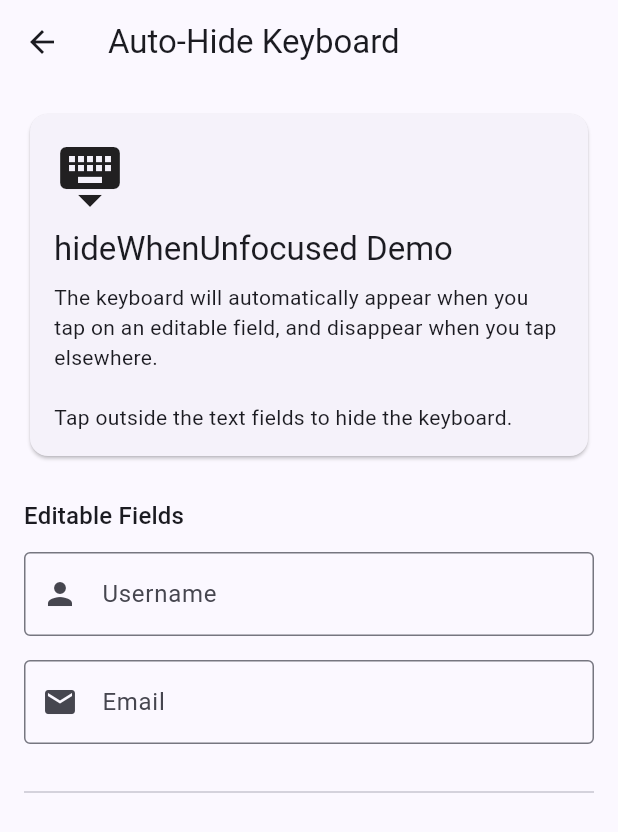
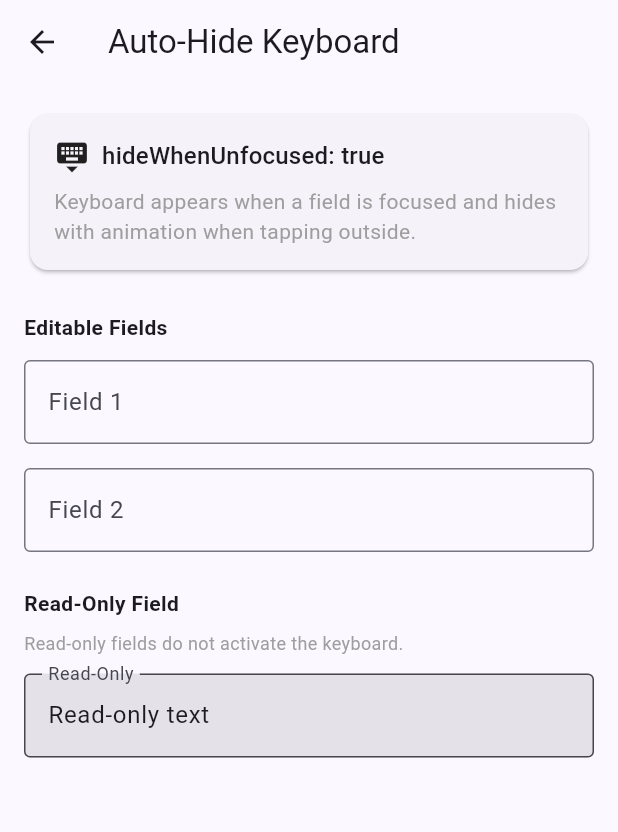
Before and after one commit to Masum-MSNR/virtual_keypad, a Flutter app: the screen it shows after launch, after a tap on "Auto-Hide Keyboard", on a phone screen of 412 x 824 dp. Shown: the top 832 px of the screen. Run offline on Flutter 3.47's test engine with Material 3 defaults, Android fonts, the light colour scheme and no system bars.

Commit message:
Clean up example app - Organize home page with Examples and Features sections - Simplify all example screens with minimal code - Add clear UI guides for each feature - Remove redundant styling and comments

```diff
--- a/example/lib/main.dart
+++ b/example/lib/main.dart
@@ -7,131 +7,131 @@ import 'screens/multiline_text_example.dart';
 import 'screens/auto_hide_keyboard_example.dart';
 
 void main() {
-  runApp(const VirtualKeypadExampleApp());
+  runApp(const ExampleApp());
 }
 
-class VirtualKeypadExampleApp extends StatelessWidget {
-  const VirtualKeypadExampleApp({super.key});
+class ExampleApp extends StatelessWidget {
+  const ExampleApp({super.key});
 
   @override
   Widget build(BuildContext context) {
     return MaterialApp(
-      title: 'Virtual Keypad Example',
+      title: 'Virtual Keypad Examples',
       debugShowCheckedModeBanner: false,
       theme: ThemeData(
         colorScheme: ColorScheme.fromSeed(seedColor: Colors.indigo),
         useMaterial3: true,
       ),
-      darkTheme: ThemeData(
-        colorScheme: ColorScheme.fromSeed(
-          seedColor: Colors.indigo,
-          brightness: Brightness.dark,
-        ),
-        useMaterial3: true,
-      ),
-      home: const ExampleHomePage(),
+      home: const HomePage(),
     );
   }
 }
 
-class ExampleHomePage extends StatelessWidget {
-  const ExampleHomePage({super.key});
+class HomePage extends StatelessWidget {
+  const HomePage({super.key});
 
   @override
   Widget build(BuildContext context) {
     return Scaffold(
       appBar: AppBar(
-        title: const Text('Virtual Keypad Examples'),
+        title: const Text('Virtual Keypad'),
         centerTitle: true,
       ),
       body: ListView(
         padding: const EdgeInsets.all(16),
         children: [
-          _ExampleCard(
-            title: 'Password Entry',
-            subtitle: 'Secure PIN/password input with virtual keyboard',
-            icon: Icons.lock_outline,
-            onTap: () => Navigator.push(
-              context,
-              MaterialPageRoute(builder: (_) => const PasswordEntryExample()),
+          // Header
+          Padding(
+            padding: const EdgeInsets.only(bottom: 16),
+            child: Text(
+              'Examples',
+              style: Theme.of(context).textTheme.titleMedium?.copyWith(
+                    color: Colors.grey[600],
+                  ),
             ),
           ),
-          _ExampleCard(
+
+          // Basic Examples
+          _ExampleTile(
+            icon: Icons.dialpad,
             title: 'Numeric Input',
-            subtitle: 'Number pad for numeric input only',
-            icon: Icons.dialpad,
-            onTap: () => Navigator.push(
-              context,
-              MaterialPageRoute(builder: (_) => const NumericInputExample()),
+            subtitle: 'Number pad keyboard',
+            onTap: () => _navigate(context, const NumericInputExample()),
+          ),
+          _ExampleTile(
+            icon: Icons.lock_outline,
+            title: 'Password Entry',
+            subtitle: 'Obscured text input',
+            onTap: () => _navigate(context, const PasswordEntryExample()),
+          ),
+          _ExampleTile(
+            icon: Icons.article_outlined,
+            title: 'Multi-Field Form',
+            subtitle: 'Multiple fields, shared keyboard',
+            onTap: () => _navigate(context, const MultiFieldExample()),
+          ),
+          _ExampleTile(
+            icon: Icons.notes_outlined,
+            title: 'Multiline Text',
+            subtitle: 'Text area with auto-scroll',
+            onTap: () => _navigate(context, const MultilineTextExample()),
+          ),
+
+          const SizedBox(height: 24),
+          Padding(
+            padding: const EdgeInsets.only(bottom: 16),
+            child: Text(
+              'Features',
+              style: Theme.of(context).textTheme.titleMedium?.copyWith(
+                    color: Colors.grey[600],
+                  ),
             ),
           ),
-          _ExampleCard(
-            title: 'Multi-Field Form',
-            subtitle: 'Multiple text fields with shared keyboard',
-            icon: Icons.article_outlined,
-            onTap: () => Navigator.push(
-              context,
-              MaterialPageRoute(builder: (_) => const MultiFieldExample()),
-            ),
+
+          _ExampleTile(
+            icon: Icons.keyboard_hide_outlined,
+            title: 'Auto-Hide Keyboard',
+            subtitle: 'Shows/hides with animation',
+            onTap: () => _navigate(context, const AutoHideKeyboardExample()),
           ),
-          _ExampleCard(
+          _ExampleTile(
+            icon: Icons.palette_outlined,
             title: 'Custom Theme',
-            subtitle: 'Customized keyboard appearance',
-            icon: Icons.palette_outlined,
-            onTap: () => Navigator.push(
-              context,
-              MaterialPageRoute(builder: (_) => const CustomThemeExample()),
-            ),
-          ),
-          _ExampleCard(
-            title: 'Multiline Text',
-            subtitle: 'Multi-line text area with auto-scroll',
-            icon: Icons.notes_outlined,
-            onTap: () => Navigator.push(
-              context,
-              MaterialPageRoute(builder: (_) => const MultilineTextExample()),
-            ),
-          ),
-          _ExampleCard(
-            title: 'Auto-Hide Keyboard',
-            subtitle: 'Keyboard appears only when text field is focused',
-            icon: Icons.keyboard_hide_outlined,
-            onTap: () => Navigator.push(
-              context,
-              MaterialPageRoute(builder: (_) => const AutoHideKeyboardExample()),
-            ),
+            subtitle: 'Styled keyboard appearance',
+            onTap: () => _navigate(context, const CustomThemeExample()),
           ),
         ],
       ),
     );
   }
+
+  void _navigate(BuildContext context, Widget page) {
+    Navigator.push(context, MaterialPageRoute(builder: (_) => page));
+  }
 }
 
-class _ExampleCard extends StatelessWidget {
-  const _ExampleCard({
+class _ExampleTile extends StatelessWidget {
+  const _ExampleTile({
+    required this.icon,
     required this.title,
     required this.subtitle,
-    required this.icon,
     required this.onTap,
   });
 
+  final IconData icon;
   final String title;
   final String subtitle;
-  final IconData icon;
   final VoidCallback onTap;
 
   @override
   Widget build(BuildContext context) {
     return Card(
-      margin: const EdgeInsets.only(bottom: 12),
+      margin: const EdgeInsets.only(bottom: 8),
       child: ListTile(
-        leading: CircleAvatar(
-          backgroundColor: Theme.of(context).colorScheme.primaryContainer,
-          child: Icon(icon, color: Theme.of(context).colorScheme.primary),
-        ),
+        leading: Icon(icon, color: Theme.of(context).colorScheme.primary),
         title: Text(title),
-        subtitle: Text(subtitle),
-        trailing: const Icon(Icons.chevron_right),
+        subtitle: Text(subtitle, style: const TextStyle(fontSize: 12)),
+        trailing: const Icon(Icons.chevron_right, size: 20),
         onTap: onTap,
       ),
     );
--- a/example/lib/screens/auto_hide_keyboard_example.dart
+++ b/example/lib/screens/auto_hide_keyboard_example.dart
@@ -1,28 +1,23 @@
 import 'package:flutter/material.dart';
 import 'package:virtual_keypad/virtual_keypad.dart';
 
-/// Example: Auto-Hide Keyboard
-///
-/// Demonstrates the hideWhenUnfocused feature - keyboard only appears
-/// when a VirtualKeypadTextField is focused.
 class AutoHideKeyboardExample extends StatefulWidget {
   const AutoHideKeyboardExample({super.key});
 
   @override
-  State<AutoHideKeyboardExample> createState() =>
-      _AutoHideKeyboardExampleState();
+  State<AutoHideKeyboardExample> createState() => _AutoHideKeyboardExampleState();
 }
 
 class _AutoHideKeyboardExampleState extends State<AutoHideKeyboardExample> {
-  final _usernameController = VirtualKeypadController();
-  final _emailController = VirtualKeypadController();
-  final _displayController = VirtualKeypadController(text: 'Display only text');
+  final _field1 = VirtualKeypadController();
+  final _field2 = VirtualKeypadController();
+  final _readOnlyField = VirtualKeypadController(text: 'Read-only text');
 
   @override
   void dispose() {
-    _usernameController.dispose();
-    _emailController.dispose();
-    _displayController.dispose();
+    _field1.dispose();
+    _field2.dispose();
+    _readOnlyField.dispose();
     super.dispose();
   }
 
@@ -30,14 +25,11 @@ class _AutoHideKeyboardExampleState extends State<AutoHideKeyboardExample> {
   Widget build(BuildContext context) {
     return VirtualKeypadScope(
       child: Scaffold(
-        appBar: AppBar(
-          title: const Text('Auto-Hide Keyboard'),
-        ),
+        appBar: AppBar(title: const Text('Auto-Hide Keyboard')),
         body: Column(
           children: [
             Expanded(
               child: GestureDetector(
-                // Tap anywhere to unfocus and hide keyboard
                 onTap: () => FocusScope.of(context).unfocus(),
                 behavior: HitTestBehavior.opaque,
                 child: SingleChildScrollView(
@@ -51,89 +43,70 @@ class _AutoHideKeyboardExampleState extends State<AutoHideKeyboardExample> {
                           child: Column(
                             crossAxisAlignment: CrossAxisAlignment.start,
                             children: [
-                              const Icon(Icons.keyboard_hide, size: 48),
-                              const SizedBox(height: 12),
-                              Text(
-                                'hideWhenUnfocused Demo',
-                                style: Theme.of(context).textTheme.titleLarge,
+                              Row(
+                                children: [
+                                  const Icon(Icons.keyboard_hide, size: 24),
+                                  const SizedBox(width: 8),
+                                  Text(
+                                    'hideWhenUnfocused: true',
+                                    style: Theme.of(context).textTheme.titleMedium,
+                                  ),
+                                ],
                               ),
                               const SizedBox(height: 8),
                               const Text(
-                                'The keyboard will automatically appear when you '
-                                'tap on an editable field, and disappear when you '
-                                'tap elsewhere.\n\n'
-                                'Tap outside the text fields to hide the keyboard.',
+                                'Keyboard appears when a field is focused and '
+                                'hides with animation when tapping outside.',
+                                style: TextStyle(color: Colors.grey),
                               ),
                             ],
                           ),
                         ),
                       ),
                       const SizedBox(height: 24),
-
-                      // Editable field
-                      Text(
-                        'Editable Fields',
-                        style: Theme.of(context).textTheme.titleMedium,
-                      ),
+                      const Text('Editable Fields', style: TextStyle(fontWeight: FontWeight.bold)),
                       const SizedBox(height: 12),
                       VirtualKeypadTextField(
-                        controller: _usernameController,
+                        controller: _field1,
                         decoration: const InputDecoration(
-                          labelText: 'Username',
-                          hintText: 'Tap to focus and show keyboard',
-                          prefixIcon: Icon(Icons.person),
+                          labelText: 'Field 1',
+                          hintText: 'Tap to show keyboard',
                           border: OutlineInputBorder(),
                         ),
                       ),
                       const SizedBox(height: 16),
                       VirtualKeypadTextField(
-                        controller: _emailController,
+                        controller: _field2,
                         decoration: const InputDecoration(
-                          labelText: 'Email',
-                          hintText: 'Another editable field',
-                          prefixIcon: Icon(Icons.email),
+                          labelText: 'Field 2',
+                          hintText: 'Tap to show keyboard',
                           border: OutlineInputBorder(),
                         ),
                       ),
-
                       const SizedBox(height: 24),
-                      const Divider(),
-                      const SizedBox(height: 24),
-
-                      // Read-only field (won't activate keyboard)
-                      Text(
-                        'Read-Only Field',
-                        style: Theme.of(context).textTheme.titleMedium,
-                      ),
+                      const Text('Read-Only Field', style: TextStyle(fontWeight: FontWeight.bold)),
                       const SizedBox(height: 8),
                       const Text(
-                        'This field is read-only and won\'t activate the keyboard.',
-                        style: TextStyle(color: Colors.grey),
+                        'Read-only fields do not activate the keyboard.',
+                        style: TextStyle(color: Colors.grey, fontSize: 12),
                       ),
                       const SizedBox(height: 12),
                       VirtualKeypadTextField(
-                        controller: _displayController,
+                        controller: _readOnlyField,
                         readOnly: true,
                         decoration: const InputDecoration(
-                          labelText: 'Read-Only Display',
-                          prefixIcon: Icon(Icons.lock),
+                          labelText: 'Read-Only',
                           border: OutlineInputBorder(),
                           filled: true,
                         ),
                       ),
-
-                      const SizedBox(height: 100), // Space for keyboard
+                      const SizedBox(height: 100),
                     ],
                   ),
                 ),
               ),
             ),
-
-            // Keyboard with auto-hide feature
-            VirtualKeypad(
-              theme: VirtualKeypadTheme.light,
-              hideWhenUnfocused: true, // <-- The key feature!
-            ),
+            VirtualKeypad(hideWhenUnfocused: true),
           ],
         ),
       ),
```
Also changed, not shown: example/lib/screens/custom_theme_example.dart (+22 -37 lines), example/lib/screens/multi_field_example.dart (+14 -29 lines), example/lib/screens/multiline_text_example.dart (+13 -26 lines), example/lib/screens/numeric_input_example.dart (+13 -40 lines), example/lib/screens/password_entry_example.dart (+11 -27 lines).
